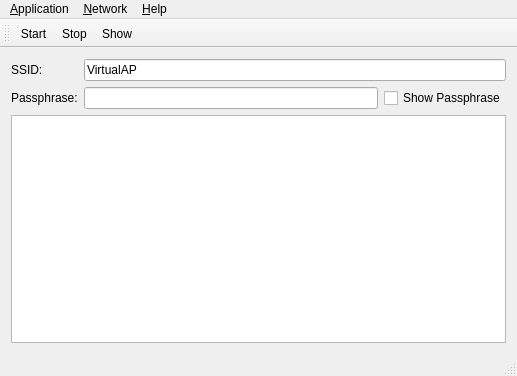
Qt form mainwindow.ui (BrainB0ne/hostednetwork-gui) before a commit.
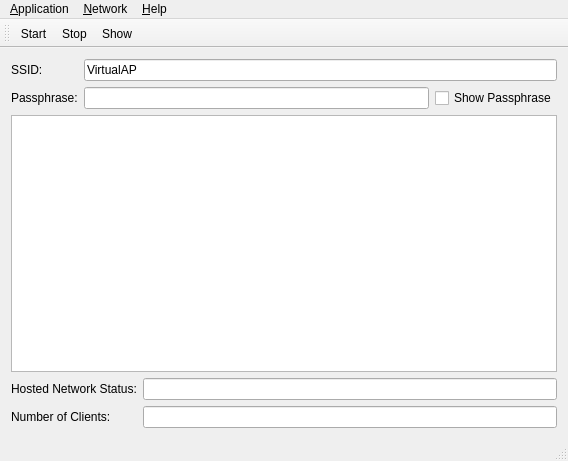
The same form after that commit. Icons and pictures are not drawn.

Commit message: - execute netsh wlan show hostednetwork command at Constructor of MainWindow and parse contents with QRegExp's - added Hosted Network Status LineEdit - added Number of Clients LineEdit - set Cursor to WaitCursor when executing netsh commands initiated by the user

```diff
--- a/mainwindow.ui
+++ b/mainwindow.ui
@@ -6,8 +6,8 @@
    <rect>
     <x>0</x>
     <y>0</y>
-    <width>517</width>
-    <height>376</height>
+    <width>568</width>
+    <height>461</height>
    </rect>
   </property>
   <property name="windowTitle">
@@ -18,6 +18,8 @@
     <normaloff>:/images/wifi.png</normaloff>:/images/wifi.png</iconset>
   </property>
   <widget class="QWidget" name="centralWidget">
+   <layout class="QGridLayout" name="gridLayout_3">
+    <item row="0" column="0">
    <layout class="QGridLayout" name="gridLayout">
     <item row="0" column="0">
      <widget class="QLabel" name="ssidLabel">
@@ -54,7 +56,9 @@
       </property>
      </widget>
     </item>
-    <item row="2" column="0" colspan="3">
+     </layout>
+    </item>
+    <item row="1" column="0">
      <widget class="QPlainTextEdit" name="logTextEdit">
       <property name="font">
        <font>
@@ -67,6 +71,38 @@
       </property>
      </widget>
     </item>
+    <item row="2" column="0">
+     <layout class="QGridLayout" name="gridLayout_2">
+      <item row="0" column="0">
+       <widget class="QLabel" name="statusLabel">
+        <property name="text">
+         <string>Hosted Network Status:</string>
+        </property>
+       </widget>
+      </item>
+      <item row="0" column="1">
+       <widget class="QLineEdit" name="statusLineEdit">
+        <property name="readOnly">
+         <bool>true</bool>
+        </property>
+       </widget>
+      </item>
+      <item row="1" column="0">
+       <widget class="QLabel" name="numberClientsLabel">
+        <property name="text">
+         <string>Number of Clients:</string>
+        </property>
+       </widget>
+      </item>
+      <item row="1" column="1">
+       <widget class="QLineEdit" name="numberClientsLineEdit">
+        <property name="readOnly">
+         <bool>true</bool>
+        </property>
+       </widget>
+      </item>
+     </layout>
+    </item>
    </layout>
   </widget>
   <widget class="QMenuBar" name="menuBar">
@@ -74,7 +110,7 @@
     <rect>
      <x>0</x>
      <y>0</y>
-     <width>517</width>
+     <width>568</width>
      <height>21</height>
     </rect>
    </property>
```
Lines whose indentation alone changed are shown as unchanged. The commit also changes 2 other files.
